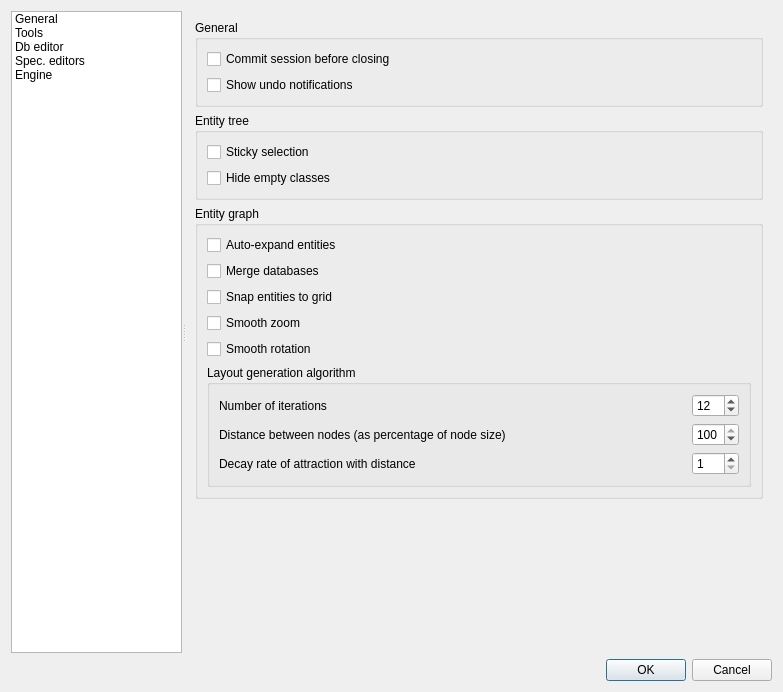
spine-tools/Spine-Toolbox, file spinetoolbox/ui/settings.ui: the form before one commit.
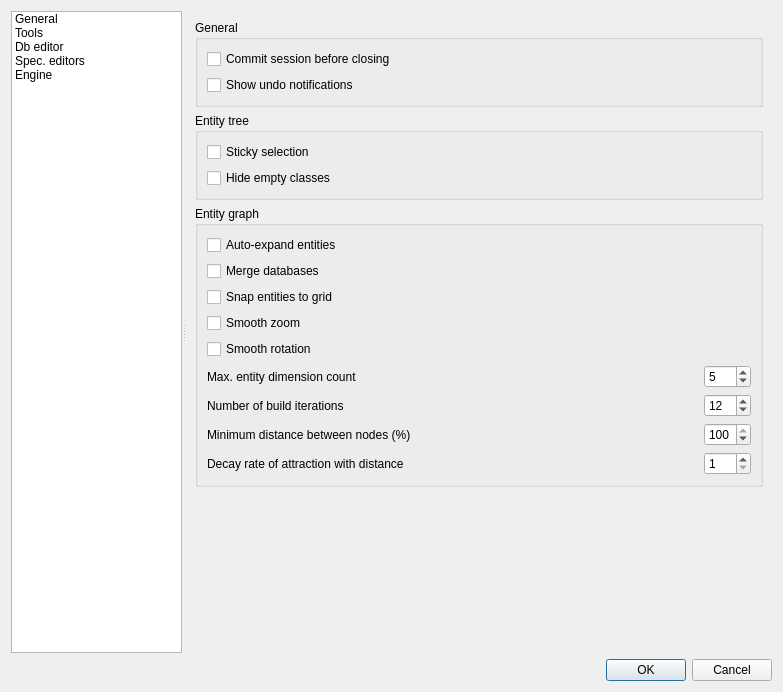
The form after the commit. Icons and pictures are not drawn. Custom widgets are drawn as their Qt base class.

Commit message: Support to save and load graph view states

Patch:
```diff
--- a/spinetoolbox/ui/settings.ui
+++ b/spinetoolbox/ui/settings.ui
@@ -1120,118 +1120,126 @@
           <property name="title">
            <string>Entity graph</string>
           </property>
-          <layout class="QVBoxLayout" name="verticalLayout_10">
-           <item>
-            <widget class="QCheckBox" name="checkBox_auto_expand_entities">
-             <property name="toolTip">
-              <string>&lt;html&gt;&lt;head/&gt;&lt;body&gt;&lt;p&gt;&lt;span style=&quot; font-weight:600;&quot;&gt;Checked&lt;/span&gt;: Whenever an object is included in the Entity graph, the graph automatically includes &lt;span style=&quot; font-style:italic;&quot;&gt;all&lt;/span&gt; its relationships.&lt;/p&gt;&lt;p&gt;&lt;span style=&quot; font-weight:600;&quot;&gt;Unchecked&lt;/span&gt;: Whenever &lt;span style=&quot; font-style:italic;&quot;&gt;all&lt;/span&gt; the objects in a relationship are included in the Entity graph, the graph automatically includes the relationship.&lt;/p&gt;&lt;p&gt;Note: This setting is a global default, but can be locally overriden in every Spine DB editor session.&lt;/p&gt;&lt;/body&gt;&lt;/html&gt;</string>
-             </property>
-             <property name="text">
-              <string>Auto-expand entities</string>
-             </property>
-            </widget>
-           </item>
-           <item>
-            <widget class="QCheckBox" name="checkBox_merge_dbs">
-             <property name="text">
-              <string>Merge databases</string>
-             </property>
-            </widget>
-           </item>
-           <item>
-            <widget class="QCheckBox" name="checkBox_snap_entities">
-             <property name="text">
-              <string>Snap entities to grid</string>
-             </property>
-            </widget>
-           </item>
-           <item>
-            <widget class="QCheckBox" name="checkBox_smooth_entity_graph_zoom">
-             <property name="text">
-              <string>Smooth zoom</string>
-             </property>
-            </widget>
-           </item>
-           <item>
+          <layout class="QGridLayout" name="gridLayout_5">
+           <item row="4" column="0">
             <widget class="QCheckBox" name="checkBox_smooth_entity_graph_rotation">
              <property name="text">
               <string>Smooth rotation</string>
              </property>
             </widget>
            </item>
-           <item>
-            <widget class="QGroupBox" name="groupBox">
-             <property name="title">
-              <string>Layout generation algorithm</string>
+           <item row="3" column="0">
+            <widget class="QCheckBox" name="checkBox_smooth_entity_graph_zoom">
+             <property name="text">
+              <string>Smooth zoom</string>
              </property>
-             <layout class="QGridLayout" name="gridLayout_6">
-              <item row="3" column="1">
-               <widget class="QSpinBox" name="spinBox_layout_algo_neg_weight_exp">
+            </widget>
+           </item>
+           <item row="6" column="1">
+            <widget class="QSpinBox" name="spinBox_layout_algo_max_iterations">
+             <property name="suffix">
+              <string/>
+             </property>
                 <property name="minimum">
                  <number>1</number>
                 </property>
                 <property name="maximum">
                  <number>100</number>
                 </property>
-               </widget>
-              </item>
-              <item row="0" column="0">
+             <property name="value">
+              <number>12</number>
+             </property>
+            </widget>
+           </item>
+           <item row="7" column="0">
+            <widget class="QLabel" name="label_10">
+             <property name="text">
+              <string>Minimum distance between nodes (%)</string>
+             </property>
+            </widget>
+           </item>
+           <item row="7" column="1">
+            <widget class="QSpinBox" name="spinBox_layout_algo_spread_factor">
+             <property name="minimum">
+              <number>1</number>
+             </property>
+             <property name="maximum">
+              <number>100</number>
+             </property>
+             <property name="value">
+              <number>100</number>
+             </property>
+            </widget>
+           </item>
+           <item row="6" column="0">
                <widget class="QLabel" name="label_6">
                 <property name="sizePolicy">
                  <sizepolicy hsizetype="Expanding" vsizetype="Preferred">
-                  <horstretch>0</horstretch>
+               <horstretch>2</horstretch>
                   <verstretch>0</verstretch>
                  </sizepolicy>
                 </property>
                 <property name="text">
-                 <string>Number of iterations</string>
+              <string>Number of build iterations</string>
                 </property>
                </widget>
               </item>
-              <item row="1" column="0">
-               <widget class="QLabel" name="label_10">
+           <item row="0" column="0">
+            <widget class="QCheckBox" name="checkBox_auto_expand_entities">
+             <property name="toolTip">
+              <string>&lt;html&gt;&lt;head/&gt;&lt;body&gt;&lt;p&gt;&lt;span style=&quot; font-weight:600;&quot;&gt;Checked&lt;/span&gt;: Whenever an object is included in the Entity graph, the graph automatically includes &lt;span style=&quot; font-style:italic;&quot;&gt;all&lt;/span&gt; its relationships.&lt;/p&gt;&lt;p&gt;&lt;span style=&quot; font-weight:600;&quot;&gt;Unchecked&lt;/span&gt;: Whenever &lt;span style=&quot; font-style:italic;&quot;&gt;all&lt;/span&gt; the objects in a relationship are included in the Entity graph, the graph automatically includes the relationship.&lt;/p&gt;&lt;p&gt;Note: This setting is a global default, but can be locally overriden in every Spine DB editor session.&lt;/p&gt;&lt;/body&gt;&lt;/html&gt;</string>
+             </property>
                 <property name="text">
-                 <string>Distance between nodes (as percentage of node size)</string>
+              <string>Auto-expand entities</string>
                 </property>
                </widget>
               </item>
-              <item row="3" column="0">
+           <item row="8" column="0">
                <widget class="QLabel" name="label_16">
                 <property name="text">
                  <string>Decay rate of attraction with distance</string>
                 </property>
                </widget>
               </item>
-              <item row="0" column="1">
-               <widget class="QSpinBox" name="spinBox_layout_algo_max_iterations">
-                <property name="suffix">
-                 <string/>
-                </property>
+           <item row="2" column="0">
+            <widget class="QCheckBox" name="checkBox_snap_entities">
+             <property name="text">
+              <string>Snap entities to grid</string>
+             </property>
+            </widget>
+           </item>
+           <item row="1" column="0">
+            <widget class="QCheckBox" name="checkBox_merge_dbs">
+             <property name="text">
+              <string>Merge databases</string>
+             </property>
+            </widget>
+           </item>
+           <item row="8" column="1">
+            <widget class="QSpinBox" name="spinBox_layout_algo_neg_weight_exp">
                 <property name="minimum">
                  <number>1</number>
                 </property>
                 <property name="maximum">
                  <number>100</number>
                 </property>
-                <property name="value">
-                 <number>12</number>
+            </widget>
+           </item>
+           <item row="5" column="0">
+            <widget class="QLabel" name="label_3">
+             <property name="text">
+              <string>Max. entity dimension count</string>
                 </property>
                </widget>
               </item>
-              <item row="1" column="1">
-               <widget class="QSpinBox" name="spinBox_layout_algo_spread_factor">
+           <item row="5" column="1">
+            <widget class="QSpinBox" name="spinBox_max_ent_dim_count">
                 <property name="minimum">
-                 <number>1</number>
-                </property>
-                <property name="maximum">
-                 <number>100</number>
-                </property>
+              <number>2</number>
+             </property>
                 <property name="value">
-                 <number>100</number>
-                </property>
-               </widget>
-              </item>
-             </layout>
+              <number>5</number>
+             </property>
             </widget>
            </item>
           </layout>
```
Left out of the diff: 2 changed lines with no effect on the pictures. Lines whose indentation alone changed are shown as unchanged. The commit also changes 7 other files.
